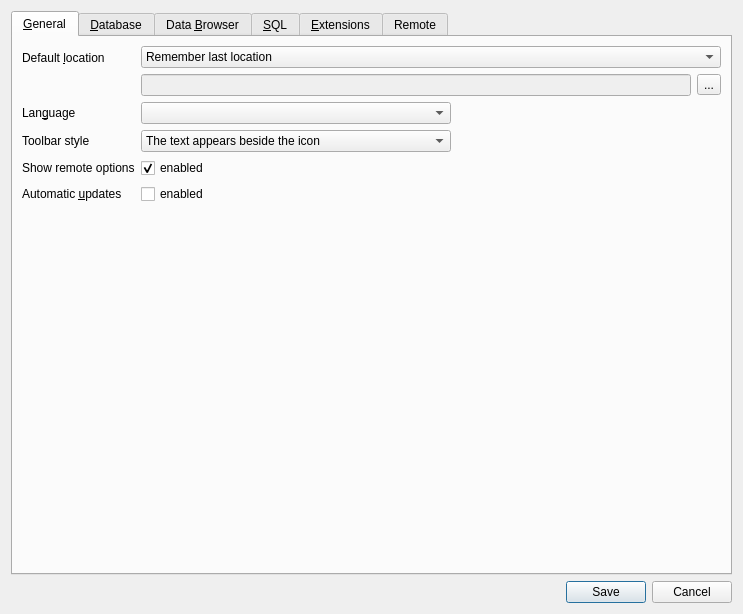
sqlitebrowser/sqlitebrowser, file src/PreferencesDialog.ui: the form before one commit.
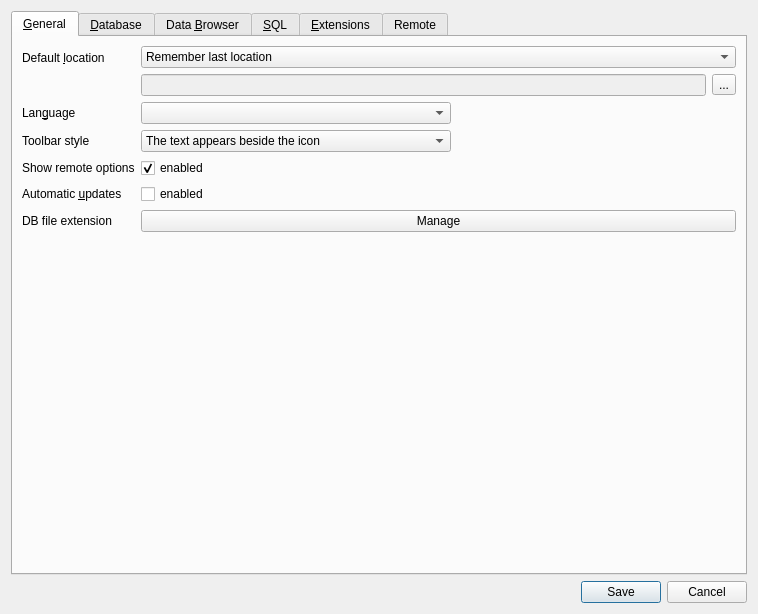
The form after the commit. Icons and pictures are not drawn. Custom widgets are drawn as their Qt base class.

Commit message: - [NEW] Add new interface and functionality to manage database file extension. (Implements feature request #659)

Diff of the .ui file:
```diff
--- a/src/PreferencesDialog.ui
+++ b/src/PreferencesDialog.ui
@@ -6,7 +6,7 @@
    <rect>
     <x>0</x>
     <y>0</y>
-    <width>597</width>
+    <width>758</width>
     <height>614</height>
    </rect>
   </property>
@@ -216,6 +216,20 @@
          </property>
         </widget>
        </item>
+       <item row="5" column="0">
+        <widget class="QLabel" name="label_16">
+         <property name="text">
+          <string>DB file extension</string>
+         </property>
+        </widget>
+       </item>
+       <item row="5" column="1">
+        <widget class="QPushButton" name="buttonManageFileExtension">
+         <property name="text">
+          <string>Manage</string>
+         </property>
+        </widget>
+       </item>
       </layout>
      </widget>
      <widget class="QWidget" name="tab">
```
Left out of the diff: 2 changed lines with no effect on the pictures. The commit also changes 8 other files.
